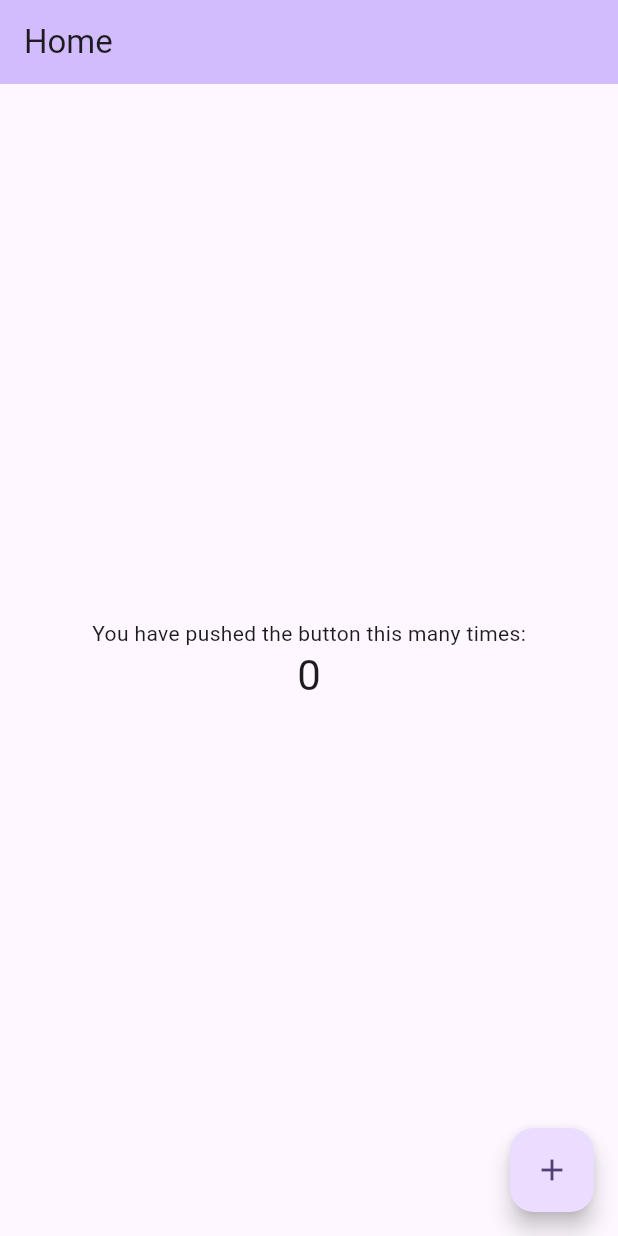
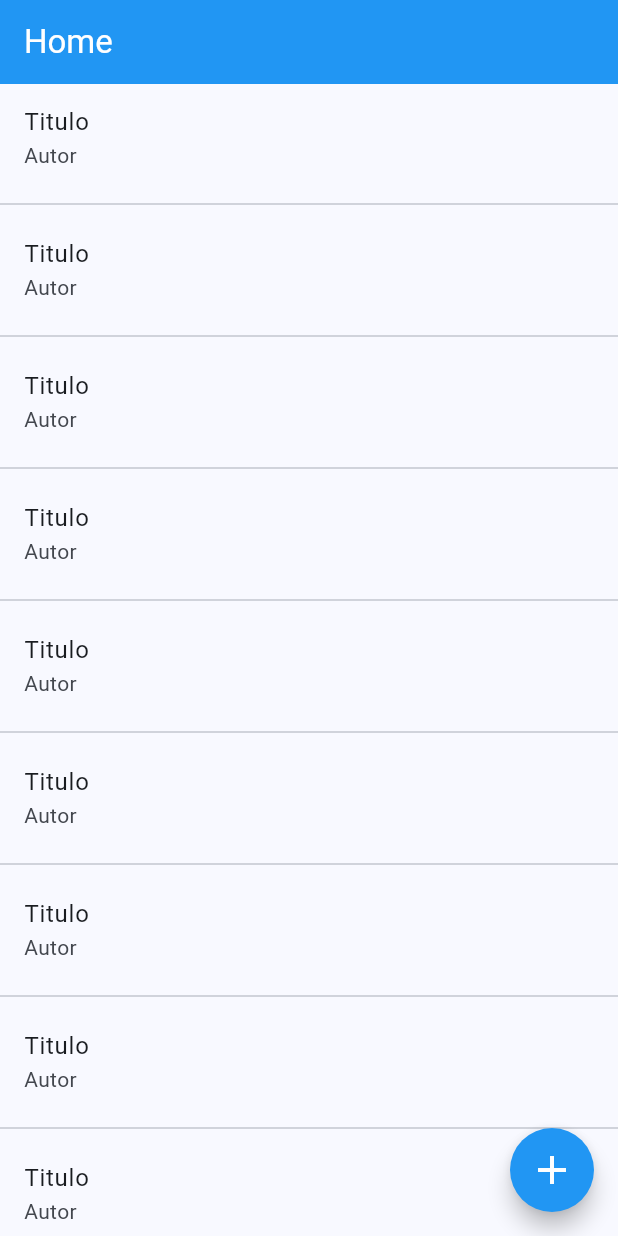
Before and after one commit to otaviohenrique1/app_livraria_flutter, a Flutter app: the screen it shows after launch, on a phone screen of 412 x 824 dp. Run offline on Flutter 3.47's test engine with Material 2 defaults, Android fonts, the phone set to English and light mode, and no system bars.

Commit message:
commit 2

```diff
--- a/lib/main.dart
+++ b/lib/main.dart
@@ -1,4 +1,5 @@
 import 'package:app_livraria_flutter/pages/homepage.dart';
+import 'package:app_livraria_flutter/themes/my_theme.dart';
 import 'package:flutter/material.dart';
 
 void main() {
@@ -11,11 +12,8 @@ class MyApp extends StatelessWidget {
   @override
   Widget build(BuildContext context) {
     return MaterialApp(
-      title: 'Flutter Demo',
-      theme: ThemeData(
-        colorScheme: ColorScheme.fromSeed(seedColor: Colors.deepPurple),
-        useMaterial3: true,
-      ),
+      title: 'App Livraria Flutter',
+      theme: myTheme,
       home: const HomePage(),
     );
   }
--- a/lib/pages/homepage.dart
+++ b/lib/pages/homepage.dart
@@ -8,39 +8,44 @@ class HomePage extends StatefulWidget {
 }
 
 class _HomePageState extends State<HomePage> {
-  int _counter = 0;
-
-  void _incrementCounter() {
-    setState(() {
-      _counter++;
-    });
-  }
-
   @override
   Widget build(BuildContext context) {
     return Scaffold(
       appBar: AppBar(
-          backgroundColor: Theme.of(context).colorScheme.inversePrimary,
         title: const Text("Home"),
       ),
-        body: Center(
-          child: Column(
-            mainAxisAlignment: MainAxisAlignment.center,
-            children: <Widget>[
-              const Text(
-                'You have pushed the button this many times:',
+      body: CustomScrollView(
+        slivers: [
+          SliverList(
+            delegate: SliverChildBuilderDelegate(
+              (context, index) {
+                return Column(
+                  children: [
+                    ListTile(
+                      title: const Text("Titulo"),
+                      subtitle: const Text("Autor"),
+                      onTap: () {},
                     ),
-              Text(
-                '$_counter',
-                style: Theme.of(context).textTheme.headlineMedium,
+                    const Divider(),
+                  ],
+                );
+              },
+              childCount: 10,
+            ),
+          ),
+          const SliverToBoxAdapter(
+            child: SizedBox(height: 80),
           ),
         ],
       ),
+      floatingActionButton: FloatingActionButton(
+        onPressed: () {},
+        backgroundColor: Colors.blue,
+        shape: RoundedRectangleBorder(
+          borderRadius: BorderRadius.circular(100),
         ),
-        floatingActionButton: FloatingActionButton(
-          onPressed: _incrementCounter,
-          tooltip: 'Increment',
-          child: const Icon(Icons.add),
-        ));
+        child: const Icon(Icons.add, color: Colors.white, size: 32),
+      ),
+    );
   }
 }
--- /dev/null
+++ b/lib/themes/my_theme.dart
@@ -0,0 +1,14 @@
+import 'package:app_livraria_flutter/themes/themes_colors.dart';
+import 'package:flutter/material.dart';
+
+ThemeData myTheme = ThemeData(
+  colorScheme: ColorScheme.fromSeed(seedColor: ThemesColors.blue),
+  useMaterial3: true,
+  appBarTheme: const AppBarTheme(
+    backgroundColor: ThemesColors.blue,
+    titleTextStyle: TextStyle(
+      color: ThemesColors.white,
+      fontSize: 22,
+    ),
+  ),
+);
--- /dev/null
+++ b/lib/utils/validator.dart
@@ -0,0 +1,6 @@
+String? validaCampoVazio(String? value) {
+  if (value == null || value.isEmpty) {
+    return "Campo vazio";
+  }
+  return null;
+}
--- a/pubspec.yaml
+++ b/pubspec.yaml
@@ -35,6 +35,8 @@ dependencies:
   # The following adds the Cupertino Icons font to your application.
   # Use with the CupertinoIcons class for iOS style icons.
   cupertino_icons: ^1.0.2
+  intl: ^0.18.1
+  uuid: ^3.0.7
 
 dev_dependencies:
   flutter_test:
```
Also changed, not shown: lib/themes/themes_colors.dart (added, +9 -0 lines), lib/utils/helpers.dart (added, +25 -0 lines), pubspec.lock. Lines whose indentation alone changed are shown as unchanged.
